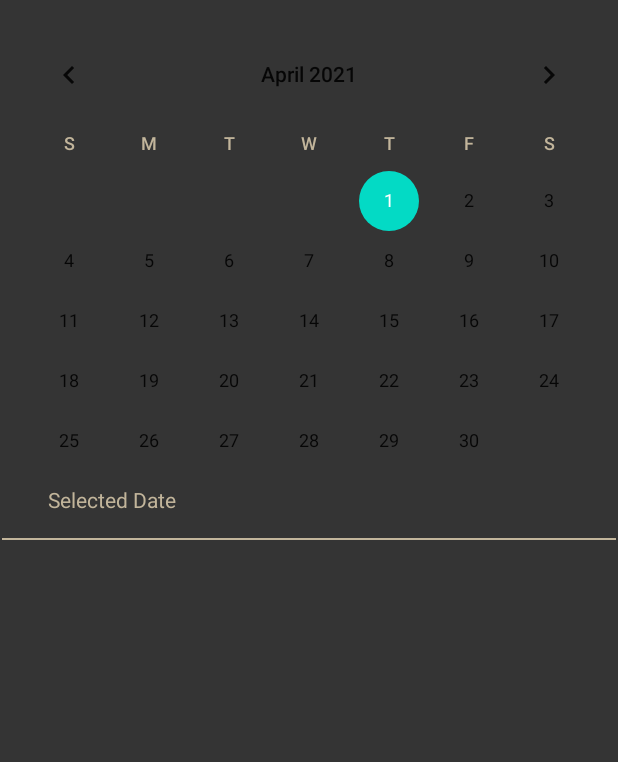
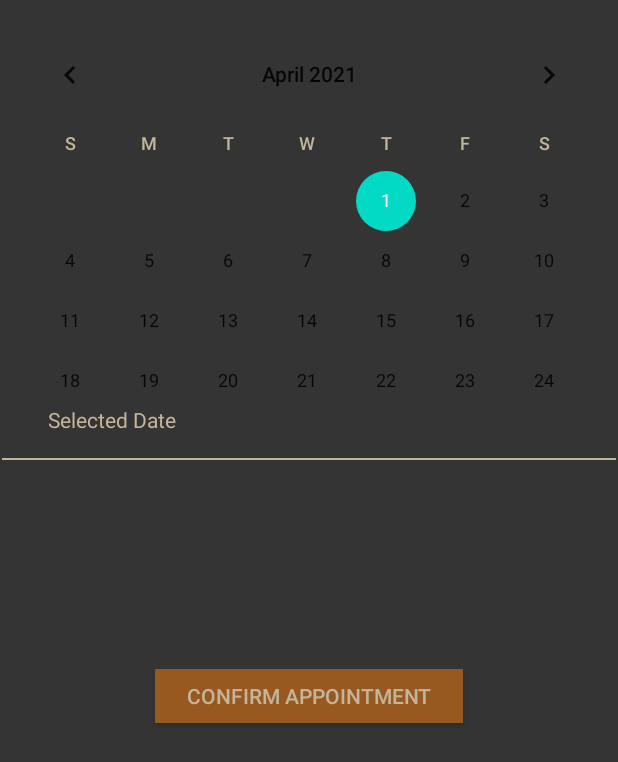
Before and after one commit to hewayman/barbershop_app, an Android app: the CalendarActivity screen opened directly, with no data from a screen before it, on a phone screen of 412 x 824 dp. Shown: the top 762 px of the screen. Run offline under Robolectric (Android 15) with nearby library versions, the phone set to English and light mode, and no system bars.

Commit message:
adding scrollview & confirmation button

```diff
--- a/app/src/main/res/layout/calendar.xml
+++ b/app/src/main/res/layout/calendar.xml
@@ -6,10 +6,24 @@
     android:layout_height="match_parent"
     android:background="#343434">
 
+    <Button
+        android:id="@+id/confirmBtn"
+        android:layout_width="205dp"
+        android:layout_height="36dp"
+        android:layout_alignParentBottom="true"
+        android:layout_centerHorizontal="true"
+        android:layout_marginTop="33dp"
+        android:background="#985920"
+        android:text="@string/confirm_appt"
+        android:textColor="#C2B59B"
+        app:layout_constraintEnd_toEndOf="parent"
+        app:layout_constraintStart_toStartOf="parent"
+        app:layout_constraintTop_toBottomOf="@+id/scrollView2" />
+
     <CalendarView
         android:id="@+id/calendarView"
-        android:layout_width="413dp"
-        android:layout_height="299dp"
+        android:layout_width="411dp"
+        android:layout_height="246dp"
         android:layout_marginTop="16dp"
         android:focusedMonthDateColor="#FFFFFF"
         android:textColorPrimary="@color/orange"
@@ -50,4 +64,25 @@
         app:layout_constraintStart_toStartOf="parent"
         app:layout_constraintTop_toBottomOf="@+id/dateTextView"
         app:layout_constraintVertical_bias="0.0" />
+
+    <ScrollView
+        android:id="@+id/scrollView2"
+        android:layout_width="409dp"
+        android:layout_height="102dp"
+        android:layout_marginStart="1dp"
+        android:layout_marginLeft="1dp"
+        android:layout_marginTop="4dp"
+        android:layout_marginEnd="1dp"
+        android:layout_marginRight="1dp"
+        app:layout_constraintEnd_toEndOf="parent"
+        app:layout_constraintHorizontal_bias="1.0"
+        app:layout_constraintStart_toStartOf="parent"
+        app:layout_constraintTop_toBottomOf="@+id/divider">
+
+        <LinearLayout
+            android:layout_width="match_parent"
+            android:layout_height="wrap_content"
+            android:orientation="vertical" />
+    </ScrollView>
+
 </androidx.constraintlayout.widget.ConstraintLayout>
--- a/app/src/main/res/values/strings.xml
+++ b/app/src/main/res/values/strings.xml
@@ -11,6 +11,7 @@
     <string name="shave">Shave</string>
     <string name="barbershop_name">barbershop name</string>
     <string name="selected_date">Selected Date</string>
+    <string name="confirm_appt">Confirm Appointment</string>
 
     <string-array name="barber_array">
         <item>Paul</item>
```
